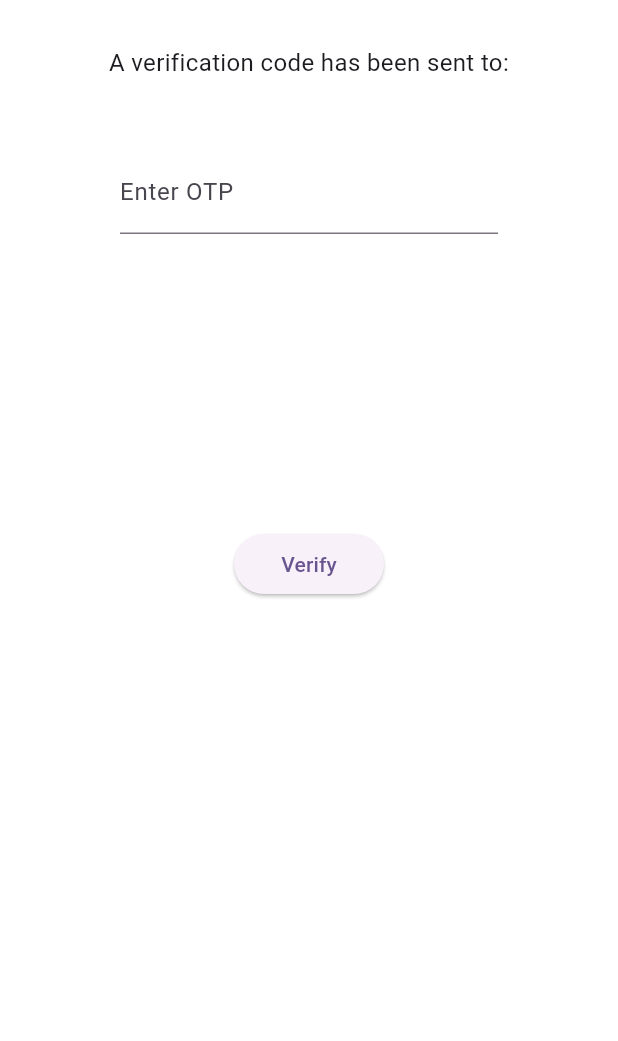
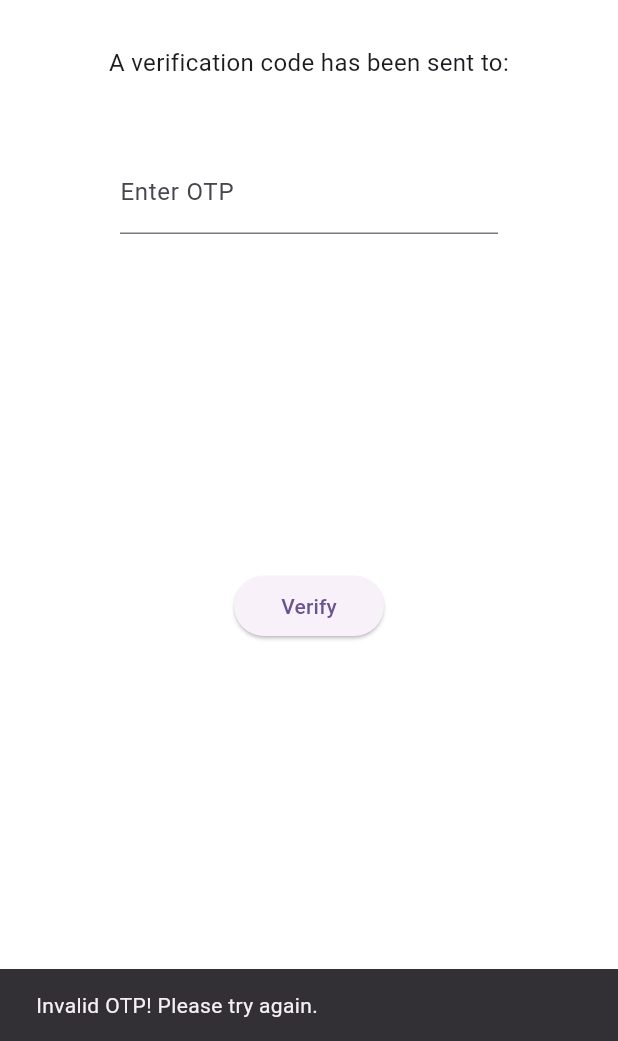
Before and after one commit to Teena3320/MeetIn, a Flutter app: the OTPVerificationPage screen opened directly with empty values, after a tap on "Verify", on a phone screen of 412 x 824 dp, the part 195-1236 px from its top. Run offline on Flutter 3.47's test engine with Material 3 defaults, Android fonts, the phone set to English and light mode, and no system bars.

```diff
--- a/lib/otp_verification_page.dart
+++ b/lib/otp_verification_page.dart
@@ -1,7 +1,8 @@
 import 'package:flutter/material.dart';
+import 'create_profile.dart'; // Import the Create Profile Page
 
 class OTPVerificationPage extends StatelessWidget {
-  final String enteredValue;
+  final String enteredValue; // Email or Phone Number
 
   OTPVerificationPage({required this.enteredValue});
 
@@ -14,11 +15,11 @@ class OTPVerificationPage extends StatelessWidget {
       body: Column(
         crossAxisAlignment: CrossAxisAlignment.start,
         children: [
-          SizedBox(height: 50), // Space from top
+          SizedBox(height: 50),
           // Back Arrow & Logo
           Row(
             children: [
-              SizedBox(width: 65), // Space from left
+              SizedBox(width: 65),
               IconButton(
                 icon: Icon(Icons.arrow_back, size: 30),
                 onPressed: () => Navigator.pop(context),
@@ -28,13 +29,11 @@ class OTPVerificationPage extends StatelessWidget {
                   child: Image.asset("assets/logo.png", height: 80),
                 ),
               ),
-              SizedBox(
-                width: 111,
-              ), // Maintain spacing balance (same as icon size)
+              SizedBox(width: 111),
             ],
           ),
 
-          SizedBox(height: 30), // Space before text
+          SizedBox(height: 30),
           // Centered Text
           Center(
             child: Column(
@@ -46,15 +45,16 @@ class OTPVerificationPage extends StatelessWidget {
                 ),
                 SizedBox(height: 5),
                 Text(
-                  enteredValue, // Display email/phone on the next line
-                  style: TextStyle(fontSize: 18, fontWeight: FontWeight.normal),
+                  enteredValue, // Show Email/Phone
+                  style: TextStyle(fontSize: 18, fontWeight: FontWeight.bold),
                   textAlign: TextAlign.center,
                 ),
               ],
             ),
           ),
 
-          SizedBox(height: 16), // Space before input field
+          SizedBox(height: 16),
+
           // OTP Input Field
           Padding(
             padding: EdgeInsets.symmetric(horizontal: 80),
@@ -62,20 +62,36 @@ class OTPVerificationPage extends StatelessWidget {
               controller: otpController,
               keyboardType: TextInputType.number,
               decoration: InputDecoration(labelText: "Enter OTP"),
-              textAlign: TextAlign.center,
             ),
           ),
 
-          SizedBox(height: 200), // Space before button
+          SizedBox(height: 228),
+
           // Verify Button
           Center(
             child: SizedBox(
-              width: 100, // Same width as other buttons
-              height: 40, // Same height as other buttons
+              width: 100,
+              height: 40,
               child: ElevatedButton(
                 onPressed: () {
-                  print("OTP Entered: ${otpController.text}");
-                  // Handle OTP verification logic here
+                  String otp = otpController.text;
+                  if (otp.length == 6) {
+                    // Basic OTP validation
+                    print("OTP Verified Successfully!");
+
+                    // Navigate to Create Profile Page
+                    Navigator.push(
+                      context,
+                      MaterialPageRoute(
+                        builder: (context) => CreateProfilePage(),
+                      ),
+                    );
+                  } else {
+                    // Show error message if OTP is invalid
+                    ScaffoldMessenger.of(context).showSnackBar(
+                      SnackBar(content: Text("Invalid OTP! Please try again.")),
+                    );
+                  }
                 },
                 child: Text("Verify"),
               ),
```
